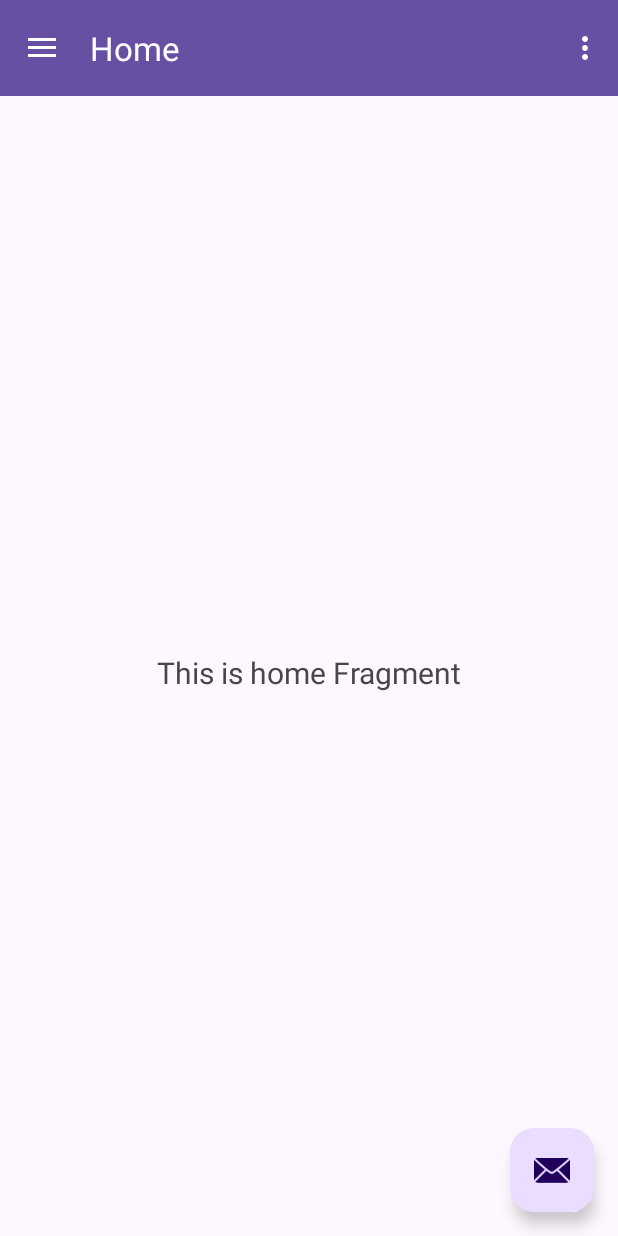
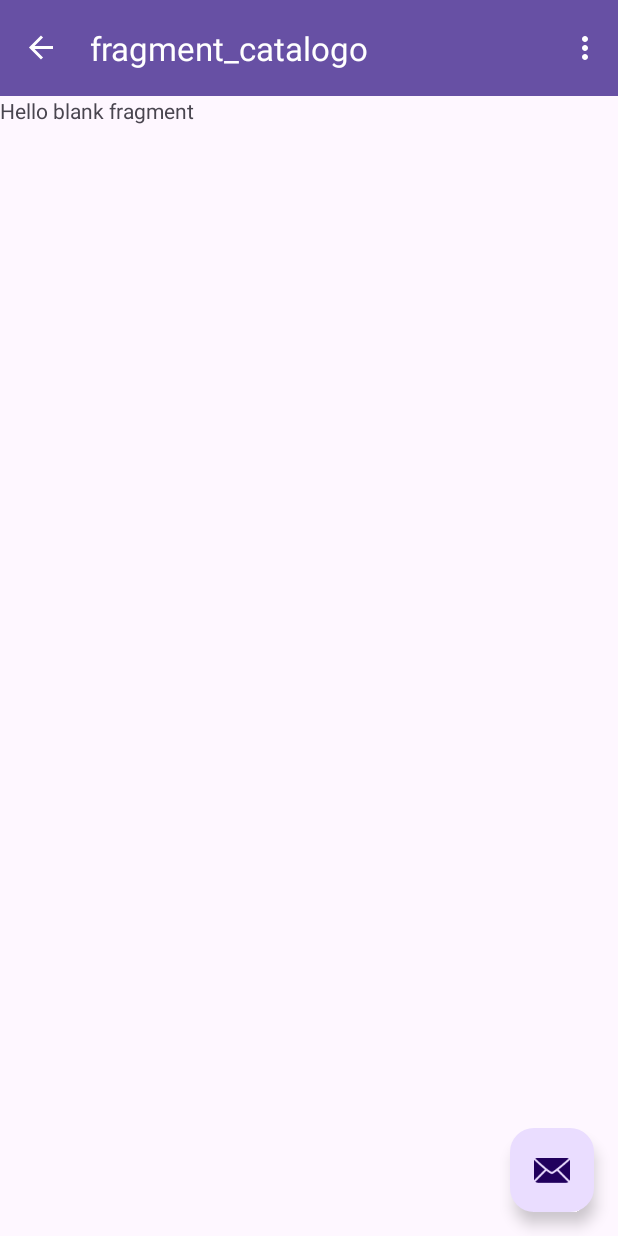
Before and after one commit to brigittev0/AppBoraMovil, an Android app: the HomeNavigation screen opened directly, with no data from a screen before it, on a phone screen of 412 x 824 dp. Run offline under Robolectric (Android 15) with nearby library versions, the phone set to English and light mode, and no system bars; our stand-ins replace navigation-ui.

Commit message:
fragments

```diff
--- /dev/null
+++ b/app/src/main/java/pe/edu/idat/appborabora/Catalogo.kt
@@ -0,0 +1,59 @@
+package pe.edu.idat.appborabora
+
+import android.os.Bundle
+import androidx.fragment.app.Fragment
+import android.view.LayoutInflater
+import android.view.View
+import android.view.ViewGroup
+
+// TODO: Rename parameter arguments, choose names that match
+// the fragment initialization parameters, e.g. ARG_ITEM_NUMBER
+private const val ARG_PARAM1 = "param1"
+private const val ARG_PARAM2 = "param2"
+
+/**
+ * A simple [Fragment] subclass.
+ * Use the [Catalogo.newInstance] factory method to
+ * create an instance of this fragment.
+ */
+class Catalogo : Fragment() {
+    // TODO: Rename and change types of parameters
+    private var param1: String? = null
+    private var param2: String? = null
+
+    override fun onCreate(savedInstanceState: Bundle?) {
+        super.onCreate(savedInstanceState)
+        arguments?.let {
+            param1 = it.getString(ARG_PARAM1)
+            param2 = it.getString(ARG_PARAM2)
+        }
+    }
+
+    override fun onCreateView(
+        inflater: LayoutInflater, container: ViewGroup?,
+        savedInstanceState: Bundle?
+    ): View? {
+        // Inflate the layout for this fragment
+        return inflater.inflate(R.layout.fragment_catalogo, container, false)
+    }
+
+    companion object {
+        /**
+         * Use this factory method to create a new instance of
+         * this fragment using the provided parameters.
+         *
+         * @param param1 Parameter 1.
+         * @param param2 Parameter 2.
+         * @return A new instance of fragment Catalogo.
+         */
+        // TODO: Rename and change types and number of parameters
+        @JvmStatic
+        fun newInstance(param1: String, param2: String) =
+            Catalogo().apply {
+                arguments = Bundle().apply {
+                    putString(ARG_PARAM1, param1)
+                    putString(ARG_PARAM2, param2)
+                }
+            }
+    }
+}
--- a/app/src/main/java/pe/edu/idat/appborabora/ui/home/HomeFragment.kt
+++ /dev/null
@@ -1,42 +0,0 @@
-package pe.edu.idat.appborabora.ui.home
-
-import android.os.Bundle
-import android.view.LayoutInflater
-import android.view.View
-import android.view.ViewGroup
-import android.widget.TextView
-import androidx.fragment.app.Fragment
-import androidx.lifecycle.ViewModelProvider
-import pe.edu.idat.appborabora.databinding.FragmentHomeBinding
-
-class HomeFragment : Fragment() {
-
-    private var _binding: FragmentHomeBinding? = null
-
-    // This property is only valid between onCreateView and
-    // onDestroyView.
-    private val binding get() = _binding!!
-
-    override fun onCreateView(
-        inflater: LayoutInflater,
-        container: ViewGroup?,
-        savedInstanceState: Bundle?
-    ): View {
-        val homeViewModel =
-            ViewModelProvider(this).get(HomeViewModel::class.java)
-
-        _binding = FragmentHomeBinding.inflate(inflater, container, false)
-        val root: View = binding.root
-
-        val textView: TextView = binding.textHome
-        homeViewModel.text.observe(viewLifecycleOwner) {
-            textView.text = it
-        }
-        return root
-    }
-
-    override fun onDestroyView() {
-        super.onDestroyView()
-        _binding = null
-    }
-}
--- a/app/src/main/java/pe/edu/idat/appborabora/ui/home/HomeViewModel.kt
+++ /dev/null
@@ -1,13 +0,0 @@
-package pe.edu.idat.appborabora.ui.home
-
-import androidx.lifecycle.LiveData
-import androidx.lifecycle.MutableLiveData
-import androidx.lifecycle.ViewModel
-
-class HomeViewModel : ViewModel() {
-
-    private val _text = MutableLiveData<String>().apply {
-        value = "This is home Fragment"
-    }
-    val text: LiveData<String> = _text
-}
--- /dev/null
+++ b/app/src/main/res/layout/fragment_catalogo.xml
@@ -0,0 +1,14 @@
+<?xml version="1.0" encoding="utf-8"?>
+<FrameLayout xmlns:android="http://schemas.android.com/apk/res/android"
+    xmlns:tools="http://schemas.android.com/tools"
+    android:layout_width="match_parent"
+    android:layout_height="match_parent"
+    tools:context=".Catalogo">
+
+    <!-- TODO: Update blank fragment layout -->
+    <TextView
+        android:layout_width="match_parent"
+        android:layout_height="match_parent"
+        android:text="@string/hello_blank_fragment" />
+
+</FrameLayout>
--- a/app/src/main/res/layout/fragment_home.xml
+++ /dev/null
@@ -1,22 +0,0 @@
-<?xml version="1.0" encoding="utf-8"?>
-<androidx.constraintlayout.widget.ConstraintLayout xmlns:android="http://schemas.android.com/apk/res/android"
-    xmlns:app="http://schemas.android.com/apk/res-auto"
-    xmlns:tools="http://schemas.android.com/tools"
-    android:layout_width="match_parent"
-    android:layout_height="match_parent"
-    tools:context=".ui.home.HomeFragment">
-
-    <TextView
-        android:id="@+id/text_home"
-        android:layout_width="match_parent"
-        android:layout_height="wrap_content"
-        android:layout_marginStart="8dp"
-        android:layout_marginTop="8dp"
-        android:layout_marginEnd="8dp"
-        android:textAlignment="center"
-        android:textSize="20sp"
-        app:layout_constraintBottom_toBottomOf="parent"
-        app:layout_constraintEnd_toEndOf="parent"
-        app:layout_constraintStart_toStartOf="parent"
-        app:layout_constraintTop_toTopOf="parent" />
-</androidx.constraintlayout.widget.ConstraintLayout>
--- a/app/src/main/res/navigation/mobile_navigation.xml
+++ b/app/src/main/res/navigation/mobile_navigation.xml
@@ -3,23 +3,10 @@
     xmlns:app="http://schemas.android.com/apk/res-auto"
     xmlns:tools="http://schemas.android.com/tools"
     android:id="@+id/mobile_navigation"
-    app:startDestination="@+id/nav_home">
-
+    app:startDestination="@id/catalogo">
     <fragment
-        android:id="@+id/nav_home"
-        android:name="pe.edu.idat.appborabora.ui.home.HomeFragment"
-        android:label="@string/menu_home"
-        tools:layout="@layout/fragment_home" />
-
-    <fragment
-        android:id="@+id/nav_gallery"
-        android:name="pe.edu.idat.appborabora.ui.gallery.GalleryFragment"
-        android:label="@string/menu_gallery"
-        tools:layout="@layout/fragment_gallery" />
-
-    <fragment
-        android:id="@+id/nav_slideshow"
-        android:name="pe.edu.idat.appborabora.ui.slideshow.SlideshowFragment"
-        android:label="@string/menu_slideshow"
-        tools:layout="@layout/fragment_slideshow" />
+        android:id="@+id/catalogo"
+        android:name="pe.edu.idat.appborabora.Catalogo"
+        android:label="fragment_catalogo"
+        tools:layout="@layout/fragment_catalogo" />
 </navigation>
```
Also changed, not shown: app/src/main/java/pe/edu/idat/appborabora/ui/gallery/GalleryFragment.kt (deleted, +0 -42 lines), app/src/main/java/pe/edu/idat/appborabora/ui/gallery/GalleryViewModel.kt (deleted, +0 -13 lines), app/src/main/java/pe/edu/idat/appborabora/ui/slideshow/SlideshowFragment.kt (deleted, +0 -42 lines), app/src/main/java/pe/edu/idat/appborabora/ui/slideshow/SlideshowViewModel.kt (deleted, +0 -13 lines), app/src/main/res/layout/fragment_gallery.xml (deleted, +0 -22 lines), app/src/main/res/layout/fragment_slideshow.xml (deleted, +0 -22 lines).
